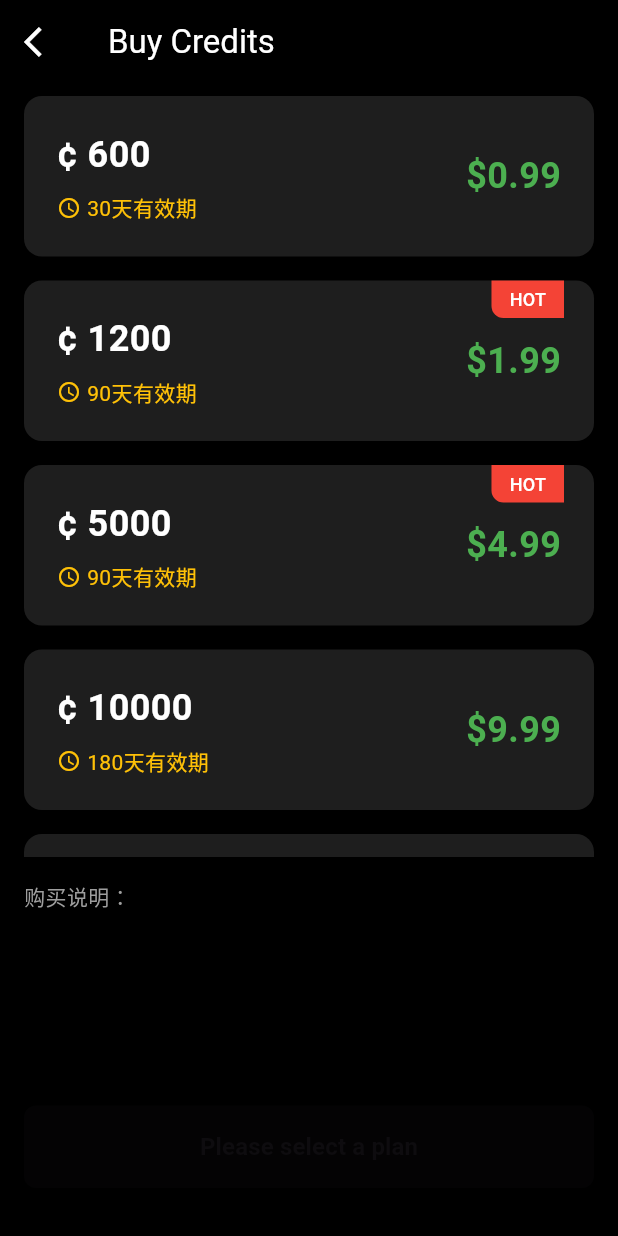
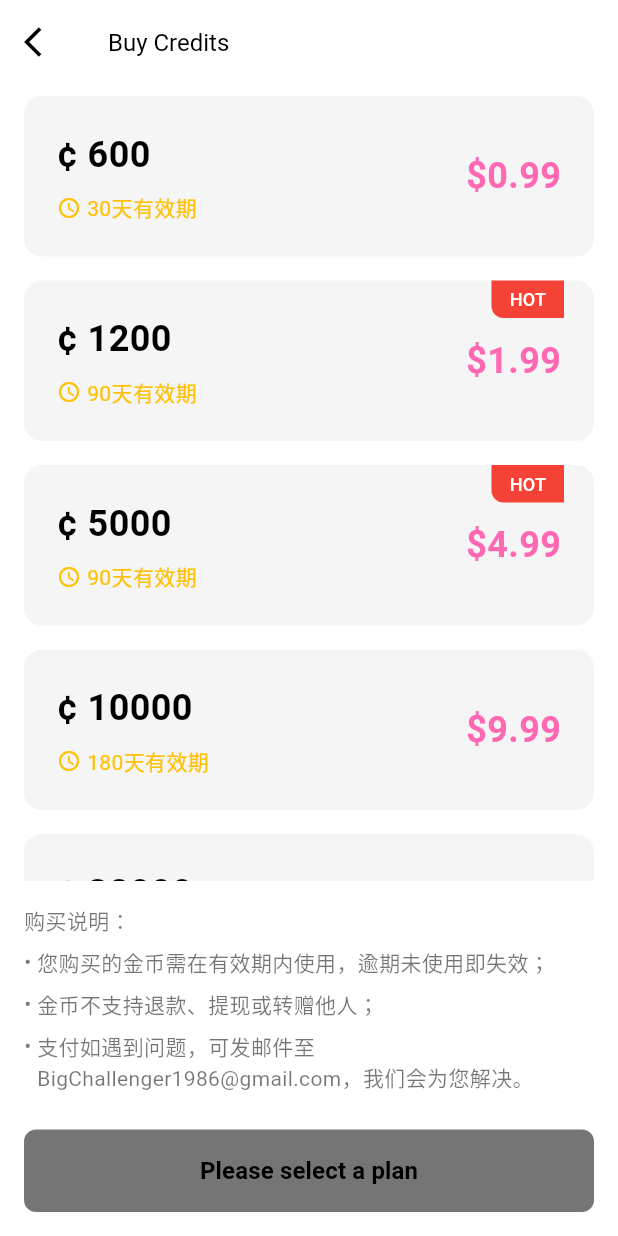
Before and after one commit to plm-lee/aiVideo, a Flutter app: the BuyCreditsPage screen opened by its route, on a phone screen of 412 x 824 dp. Run offline on Flutter 3.47's test engine with Material 3 defaults, Android fonts, the phone set to English and light mode, and no system bars; our stand-ins replace go_router, image_picker, in_app_purchase, sqflite; missing offline and left inert: in_app_purchase_storekit; accounts and stored records are empty.

Commit message:
购买页面UI

```diff
--- a/lib/page/buy_credits_page.dart
+++ b/lib/page/buy_credits_page.dart
@@ -33,6 +33,7 @@ class _BuyCreditsPageState extends State<BuyCreditsPage> {
     required String expiration,
     required int index,
   }) {
+    final isDark = Theme.of(context).brightness == Brightness.dark;
     final isSelected = _selectedIndex == index;
     final isHot = _hotDealIndexes.contains(index);
 
@@ -42,10 +43,10 @@ class _BuyCreditsPageState extends State<BuyCreditsPage> {
         margin: const EdgeInsets.symmetric(horizontal: 16, vertical: 8),
         padding: const EdgeInsets.fromLTRB(20, 20, 20, 20),
         decoration: BoxDecoration(
-          color: const Color(0xFF1E1E1E),
+          color: isDark ? AppTheme.darkCardColor : AppTheme.lightCardColor,
           borderRadius: BorderRadius.circular(12),
           border: Border.all(
-            color: isSelected ? Colors.green : Colors.transparent,
+            color: isSelected ? AppTheme.primaryColor : Colors.transparent,
             width: 2,
           ),
         ),
@@ -60,8 +61,10 @@ class _BuyCreditsPageState extends State<BuyCreditsPage> {
                   children: [
                     Text(
                       '¢ $credits',
-                      style: const TextStyle(
-                        color: Colors.white,
+                      style: TextStyle(
+                        color: isDark
+                            ? AppTheme.darkTextColor
+                            : AppTheme.lightTextColor,
                         fontSize: 24,
                         fontWeight: FontWeight.bold,
                       ),
@@ -88,8 +91,8 @@ class _BuyCreditsPageState extends State<BuyCreditsPage> {
                 ),
                 Text(
                   '\$$price',
-                  style: const TextStyle(
-                    color: Colors.green,
+                  style: TextStyle(
+                    color: AppTheme.primaryColor,
                     fontSize: 24,
                     fontWeight: FontWeight.bold,
                   ),
@@ -125,10 +128,33 @@ class _BuyCreditsPageState extends State<BuyCreditsPage> {
     );
   }
 
+  Widget _buildBulletPoint(String text) {
+    final isDark = Theme.of(context).brightness == Brightness.dark;
+    return Padding(
+      padding: const EdgeInsets.only(bottom: AppTheme.smallSpacing),
+      child: Row(
+        crossAxisAlignment: CrossAxisAlignment.start,
+        children: [
+          Text(
+            '• ',
+            style: AppTheme.getSubtitleStyle(isDark),
+          ),
+          Expanded(
+            child: Text(
+              text,
+              style: AppTheme.getSubtitleStyle(isDark),
+            ),
+          ),
+        ],
+      ),
+    );
+  }
+
   void _handlePurchase() async {
     if (_selectedIndex == null) return;
 
     final credits = ['600', '1200', '5000', '10000', '38000'][_selectedIndex!];
+    final price = ['0.99', '1.99', '4.99', '9.99', '29.99'][_selectedIndex!];
 
     try {
       final success = await _purchaseService.buyProduct(credits);
@@ -148,18 +174,26 @@ class _BuyCreditsPageState extends State<BuyCreditsPage> {
 
   @override
   Widget build(BuildContext context) {
+    final isDark = Theme.of(context).brightness == Brightness.dark;
+
     return Scaffold(
-      backgroundColor: Colors.black,
+      backgroundColor:
+          isDark ? AppTheme.darkBackgroundColor : AppTheme.lightBackgroundColor,
       appBar: AppBar(
-        backgroundColor: Colors.black,
+        backgroundColor: isDark
+            ? AppTheme.darkBackgroundColor
+            : AppTheme.lightBackgroundColor,
         elevation: 0,
         leading: IconButton(
-          icon: const Icon(Icons.arrow_back_ios, color: Colors.white),
+          icon: Icon(
+            Icons.arrow_back_ios,
+            color: isDark ? AppTheme.darkTextColor : AppTheme.lightTextColor,
+          ),
           onPressed: () => Navigator.pop(context),
         ),
-        title: const Text(
+        title: Text(
           'Buy Credits',
-          style: TextStyle(color: Colors.white),
+          style: AppTheme.getTitleStyle(isDark),
         ),
       ),
       body: Column(
@@ -205,12 +239,9 @@ class _BuyCreditsPageState extends State<BuyCreditsPage> {
             child: Column(
               crossAxisAlignment: CrossAxisAlignment.start,
               children: [
-                const Text(
+                Text(
                   '购买说明：',
-                  style: TextStyle(
-                    color: Colors.grey,
-                    fontSize: 14,
-                  ),
+                  style: AppTheme.getSubtitleStyle(isDark),
                 ),
                 const SizedBox(height: 8),
                 _buildBulletPoint('您购买的金币需在有效期内使用，逾期未使用即失效；'),
@@ -223,24 +254,36 @@ class _BuyCreditsPageState extends State<BuyCreditsPage> {
                   child: ElevatedButton(
                     onPressed: _selectedIndex != null ? _handlePurchase : null,
                     style: ElevatedButton.styleFrom(
-                      backgroundColor: Colors.green,
+                      backgroundColor: AppTheme.primaryColor,
+                      disabledBackgroundColor: isDark
+                          ? AppTheme.darkSecondaryTextColor
+                          : AppTheme.lightSecondaryTextColor,
                       padding: const EdgeInsets.symmetric(vertical: 16),
                       shape: RoundedRectangleBorder(
-                        borderRadius: BorderRadius.circular(8),
+                        borderRadius:
+                            BorderRadius.circular(AppTheme.smallBorderRadius),
                       ),
                     ),
                     child: Text(
                       _selectedIndex != null
-                          ? 'Create Order \$4.99'
+                          ? 'Create Order \$${[
+                              '0.99',
+                              '1.99',
+                              '4.99',
+                              '9.99',
+                              '29.99'
+                            ][_selectedIndex!]}'
                           : 'Please select a plan',
-                      style: const TextStyle(
+                      style: TextStyle(
+                        color: isDark
+                            ? AppTheme.darkTextColor
+                            : AppTheme.lightTextColor,
                         fontSize: 16,
                         fontWeight: FontWeight.bold,
                       ),
                     ),
                   ),
                 ),
-                const SizedBox(height: 16),
               ],
             ),
           ),
@@ -248,26 +291,4 @@ class _BuyCreditsPageState extends State<BuyCreditsPage> {
       ),
     );
   }
-
-  Widget _buildBulletPoint(String text) {
-    final isDark = Theme.of(context).brightness == Brightness.dark;
-    return Padding(
-      padding: const EdgeInsets.only(bottom: AppTheme.smallSpacing),
-      child: Row(
-        crossAxisAlignment: CrossAxisAlignment.start,
-        children: [
-          Text(
-            '• ',
-            style: AppTheme.getSubtitleStyle(isDark),
-          ),
-          Expanded(
-            child: Text(
-              text,
-              style: AppTheme.getSubtitleStyle(isDark),
-            ),
-          ),
-        ],
-      ),
-    );
-  }
 }
```
